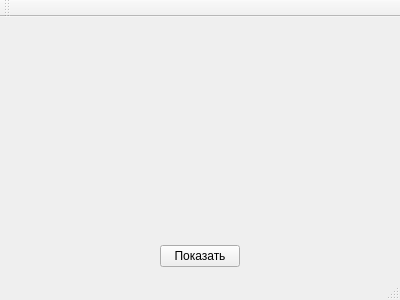
Old version of the form mainwindow.ui in the repository vokhmianin-da/imageFinder.
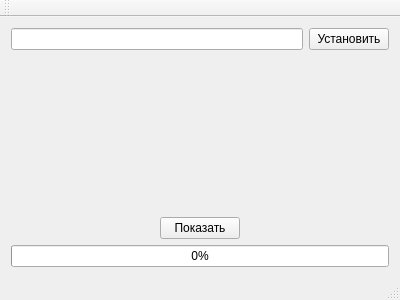
New version of the form.

Commit message: Почему-то выводится одна картинка, не всегда с первого раза

The edit to the form file:
```diff
--- a/mainwindow.ui
+++ b/mainwindow.ui
@@ -15,6 +15,20 @@
   </property>
   <widget class="QWidget" name="centralWidget">
    <layout class="QVBoxLayout" name="verticalLayout">
+    <item>
+     <layout class="QHBoxLayout" name="horizontalLayout_3">
+      <item>
+       <widget class="QLineEdit" name="requestName"/>
+      </item>
+      <item>
+       <widget class="QPushButton" name="pushButtonSearch">
+        <property name="text">
+         <string>Установить</string>
+        </property>
+       </widget>
+      </item>
+     </layout>
+    </item>
     <item>
      <layout class="QHBoxLayout" name="horizontalLayout">
       <item>
@@ -77,6 +91,13 @@
       </item>
      </layout>
     </item>
+    <item>
+     <widget class="QProgressBar" name="pbar">
+      <property name="value">
+       <number>0</number>
+      </property>
+     </widget>
+    </item>
    </layout>
   </widget>
   <widget class="QMenuBar" name="menuBar">
```
The commit also changes 2 other files.
